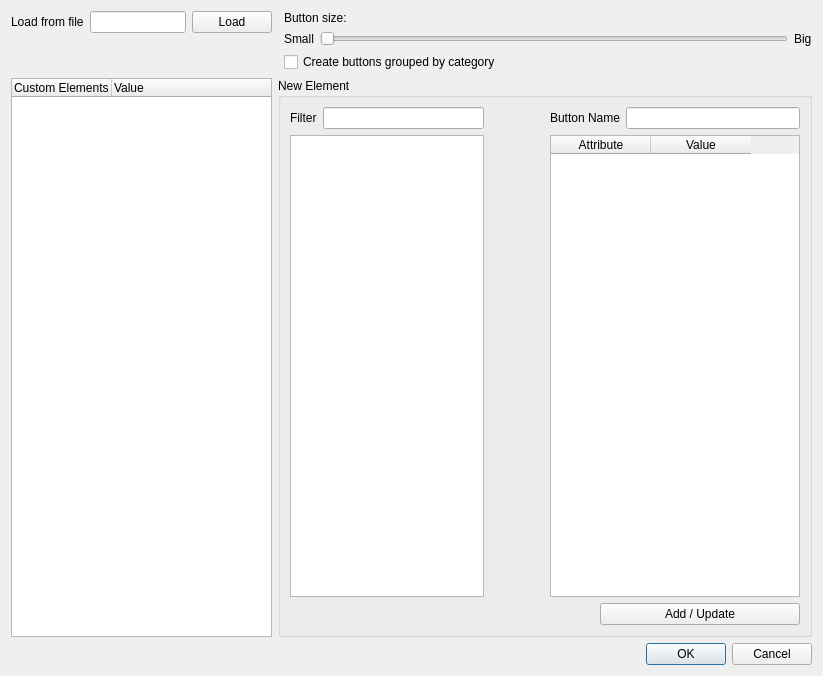
First picture: the form in ProductionTools/FieldToolBox/field_setup.ui, repository dsgoficial/DsgTools, before the edit.
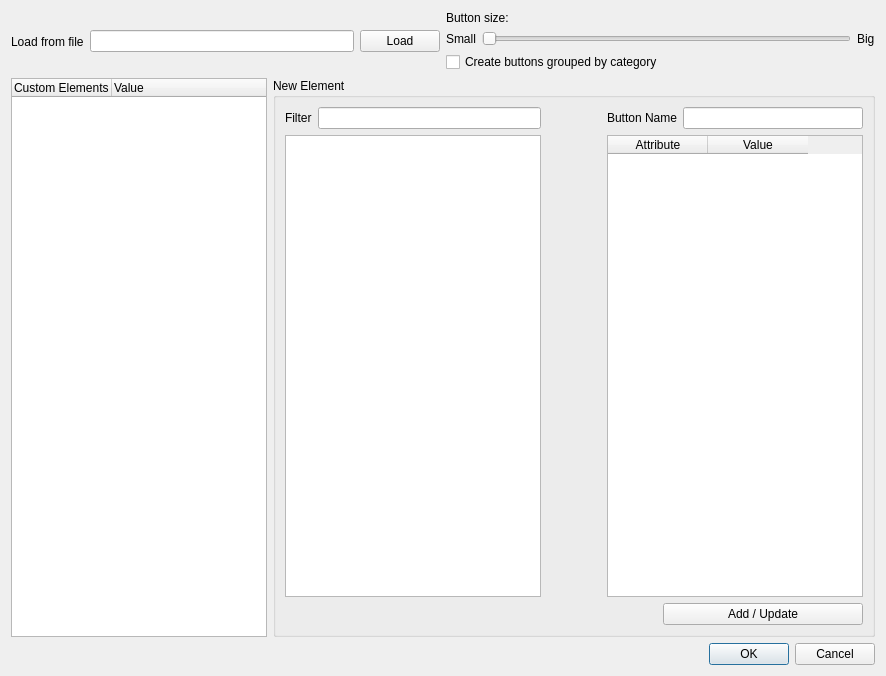
Second picture: the form after the edit.

```diff
--- a/ProductionTools/FieldToolBox/field_setup.ui
+++ b/ProductionTools/FieldToolBox/field_setup.ui
@@ -35,7 +35,7 @@
      </item>
     </layout>
    </item>
-   <item row="0" column="2" rowspan="2">
+   <item row="0" column="1">
     <layout class="QVBoxLayout" name="verticalLayout_3">
      <item>
       <widget class="QLabel" name="label_5">
@@ -81,8 +81,22 @@
      </item>
     </layout>
    </item>
-   <item row="2" column="0">
+   <item row="1" column="0" colspan="2">
+    <layout class="QHBoxLayout" name="horizontalLayout_6">
+     <item>
     <widget class="QTreeWidget" name="treeWidget">
+       <property name="sizePolicy">
+        <sizepolicy hsizetype="MinimumExpanding" vsizetype="Expanding">
+         <horstretch>0</horstretch>
+         <verstretch>0</verstretch>
+        </sizepolicy>
+       </property>
+       <property name="maximumSize">
+        <size>
+         <width>280</width>
+         <height>16777215</height>
+        </size>
+       </property>
      <property name="columnCount">
       <number>2</number>
      </property>
@@ -101,8 +115,14 @@
      </column>
     </widget>
    </item>
-   <item row="2" column="1" colspan="2">
+     <item>
     <widget class="QGroupBox" name="groupBox">
+       <property name="sizePolicy">
+        <sizepolicy hsizetype="MinimumExpanding" vsizetype="Preferred">
+         <horstretch>0</horstretch>
+         <verstretch>0</verstretch>
+        </sizepolicy>
+       </property>
      <property name="layoutDirection">
       <enum>Qt::LeftToRight</enum>
      </property>
@@ -132,7 +152,7 @@
            <widget class="QListWidget" name="classListWidget">
             <property name="maximumSize">
              <size>
-              <width>200</width>
+                <width>16777215</width>
               <height>16777215</height>
              </size>
             </property>
@@ -209,7 +229,9 @@
      </layout>
     </widget>
    </item>
-   <item row="3" column="2">
+    </layout>
+   </item>
+   <item row="2" column="1">
     <widget class="QDialogButtonBox" name="buttonBox">
      <property name="orientation">
       <enum>Qt::Horizontal</enum>
```
Lines whose indentation alone changed are shown as unchanged.
